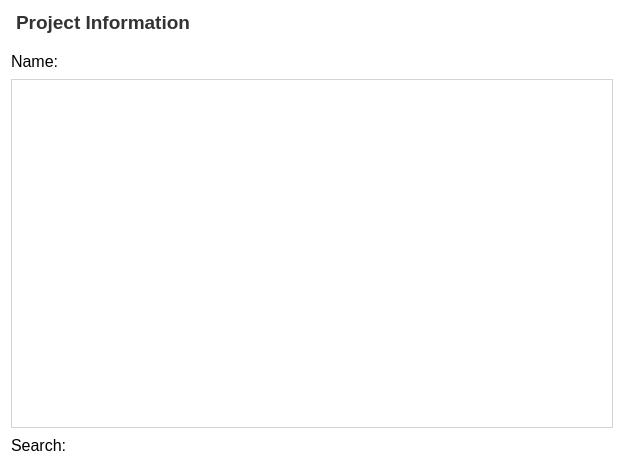
Torward1024/pAstroCORE, file pastrocore/gui_pyside/tab_project.ui: the form before one commit.
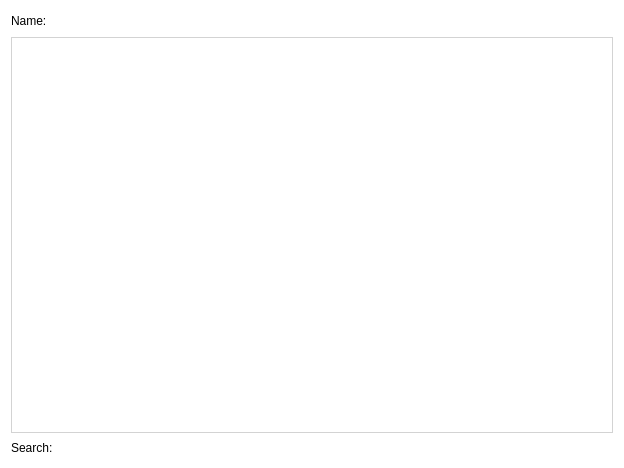
The form after the commit.

Patch:
```diff
--- a/pastrocore/gui_pyside/tab_project.ui
+++ b/pastrocore/gui_pyside/tab_project.ui
@@ -14,29 +14,90 @@
    <string>background-color: #ffffff; font-family: Arial;</string>
   </property>
   <layout class="QGridLayout" name="gridLayout">
-   <item row="0" column="0" colspan="3">
-    <widget class="QLabel" name="titleLabel">
+   <item row="0" column="1">
+    <widget class="QLineEdit" name="lineEdit">
      <property name="font">
       <font>
        <family>Arial</family>
-       <pointsize>14</pointsize>
-       <bold>true</bold>
+       <pointsize>9</pointsize>
       </font>
      </property>
      <property name="styleSheet">
-      <string>color: #333333; padding-bottom: 10px;</string>
+      <string notr="true">QLineEdit {
+    font-family: Arial;
+    font-size: 9pt;
+    color: #333333;
+    padding: 1px;
+    border-radius: 3px;
+}
+QLineEdit[readOnly=&quot;true&quot;] {
+    border: 1px solid #d3d3d3;
+    background-color: #f9f9f9;
+}
+QLineEdit[readOnly=&quot;false&quot;] {
+    border: 1px solid #0078d7;
+    background-color: #f0f6ff;
+}
+QLineEdit[readOnly=&quot;false&quot;]:hover {
+    border: 1px solid #1a8cff;
+}
+QLineEdit[readOnly=&quot;false&quot;]:focus {
+    border: 1px solid #005bb5;
+    background-color: #ffffff;
+}</string>
      </property>
-     <property name="text">
-      <string>Project Information</string>
+     <property name="readOnly">
+      <bool>true</bool>
      </property>
     </widget>
    </item>
-   <item row="1" column="0">
+   <item row="2" column="1">
+    <widget class="QLineEdit" name="search">
+     <property name="styleSheet">
+      <string notr="true">QLineEdit {
+    font-family: Arial;
+    font-size: 9pt;
+    color: #333333;
+    padding: 1px;
+    border-radius: 3px;
+}
+QLineEdit[readOnly=&quot;true&quot;] {
+    border: 1px solid #d3d3d3;
+    background-color: #f9f9f9;
+}
+QLineEdit[readOnly=&quot;false&quot;] {
+    border: 1px solid #0078d7;
+    background-color: #f0f6ff;
+}
+QLineEdit[readOnly=&quot;false&quot;]:hover {
+    border: 1px solid #1a8cff;
+}
+QLineEdit[readOnly=&quot;false&quot;]:focus {
+    border: 1px solid #005bb5;
+    background-color: #ffffff;
+}</string>
+     </property>
+    </widget>
+   </item>
+   <item row="0" column="2">
+    <spacer name="horizontalSpacer">
+     <property name="orientation">
+      <enum>Qt::Orientation::Horizontal</enum>
+     </property>
+     <property name="sizeHint" stdset="0">
+      <size>
+       <width>40</width>
+       <height>20</height>
+      </size>
+     </property>
+    </spacer>
+   </item>
+   <item row="0" column="0">
     <widget class="QLabel" name="label">
      <property name="font">
       <font>
        <family>Arial</family>
-       <pointsize>12</pointsize>
+       <pointsize>9</pointsize>
        <bold>false</bold>
       </font>
      </property>
@@ -45,7 +106,20 @@
      </property>
     </widget>
    </item>
-   <item row="2" column="0" colspan="3">
+   <item row="2" column="0">
+    <widget class="QLabel" name="label_2">
+     <property name="font">
+      <font>
+       <family>Arial</family>
+       <pointsize>9</pointsize>
+      </font>
+     </property>
+     <property name="text">
+      <string>Search:</string>
+     </property>
+    </widget>
+   </item>
+   <item row="1" column="0" colspan="3">
     <widget class="QTableView" name="projectInfoTable">
      <property name="styleSheet">
       <string>border: 1px solid #d3d3d3; background-color: #ffffff;</string>
@@ -67,91 +141,6 @@
      </property>
     </widget>
    </item>
-   <item row="3" column="0">
-    <widget class="QLabel" name="label_2">
-     <property name="font">
-      <font>
-       <family>Arial</family>
-       <pointsize>12</pointsize>
-      </font>
-     </property>
-     <property name="text">
-      <string>Search:</string>
-     </property>
-    </widget>
-   </item>
-   <item row="1" column="1">
-    <widget class="QLineEdit" name="lineEdit">
-     <property name="styleSheet">
-      <string notr="true">QLineEdit {
-    font-family: Arial;
-    font-size: 12pt;
-    color: #333333;
-    padding: 1px;
-    border-radius: 3px;
-}
-QLineEdit[readOnly=&quot;true&quot;] {
-    border: 1px solid #d3d3d3;
-    background-color: #f9f9f9;
-}
-QLineEdit[readOnly=&quot;false&quot;] {
-    border: 1px solid #0078d7;
-    background-color: #f0f6ff;
-}
-QLineEdit[readOnly=&quot;false&quot;]:hover {
-    border: 1px solid #1a8cff;
-}
-QLineEdit[readOnly=&quot;false&quot;]:focus {
-    border: 1px solid #005bb5;
-    background-color: #ffffff;
-}</string>
-     </property>
-     <property name="readOnly">
-      <bool>true</bool>
-     </property>
-    </widget>
-   </item>
-   <item row="1" column="2">
-    <spacer name="horizontalSpacer">
-     <property name="orientation">
-      <enum>Qt::Orientation::Horizontal</enum>
-     </property>
-     <property name="sizeHint" stdset="0">
-      <size>
-       <width>40</width>
-       <height>20</height>
-      </size>
-     </property>
-    </spacer>
-   </item>
-   <item row="3" column="1">
-    <widget class="QLineEdit" name="search">
-     <property name="styleSheet">
-      <string notr="true">QLineEdit {
-    font-family: Arial;
-    font-size: 12pt;
-    color: #333333;
-    padding: 1px;
-    border-radius: 3px;
-}
-QLineEdit[readOnly=&quot;true&quot;] {
-    border: 1px solid #d3d3d3;
-    background-color: #f9f9f9;
-}
-QLineEdit[readOnly=&quot;false&quot;] {
-    border: 1px solid #0078d7;
-    background-color: #f0f6ff;
-}
-QLineEdit[readOnly=&quot;false&quot;]:hover {
-    border: 1px solid #1a8cff;
-}
-QLineEdit[readOnly=&quot;false&quot;]:focus {
-    border: 1px solid #005bb5;
-    background-color: #ffffff;
-}</string>
-     </property>
-    </widget>
-   </item>
   </layout>
  </widget>
  <resources/>
```
